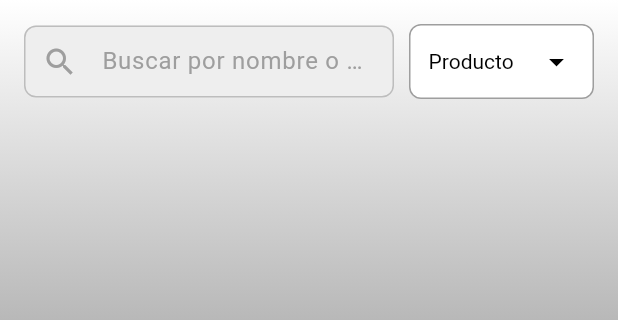
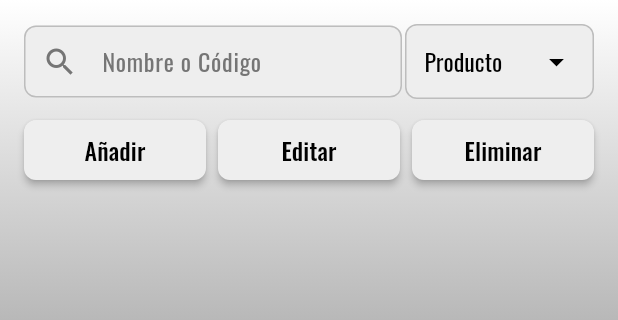
Before and after one commit to RenatoIzq/proyecto_conde_ceramicas, a Flutter app: the InventarioPage screen opened directly, on a phone screen of 412 x 824 dp, the part 84-404 px from its top. Run offline on Flutter 3.47's test engine with Material 3 defaults, Android fonts, the light colour scheme and no system bars; our stand-ins replace google_fonts.

Commit message:
avance desde inventario y reporte

```diff
--- /dev/null
+++ b/lib/components/action_button.dart
@@ -0,0 +1,43 @@
+import 'package:flutter/material.dart';
+import 'package:google_fonts/google_fonts.dart';
+
+class ActionButton extends StatelessWidget {
+  final String text;
+  final VoidCallback onPressed;
+
+  const ActionButton({
+    super.key,
+    required this.text,
+    required this.onPressed,
+    });
+
+  @override
+  Widget build(BuildContext context) {
+    return ElevatedButton(
+      onPressed: onPressed,
+      style: ElevatedButton.styleFrom(
+        backgroundColor: Colors.grey[200],
+        foregroundColor: Colors.black,
+        shape: RoundedRectangleBorder(
+          borderRadius: BorderRadius.circular(8)
+        ),
+        padding: EdgeInsets.symmetric(horizontal: 16, vertical: 8),
+        elevation: 2, //pequeña sombra
+      ),
+      child: Row(
+        mainAxisSize: MainAxisSize.min,
+        children: [
+          Center(
+            child: Text(
+              text,
+              style: GoogleFonts.oswald(
+                fontSize: 16,
+                color: Colors.black
+              ),
+            ),
+          ),
+        ],
+      ),
+    );
+  }
+}
--- a/lib/components/search_filter_bar.dart
+++ b/lib/components/search_filter_bar.dart
@@ -1,4 +1,5 @@
 import 'package:flutter/material.dart';
+import 'package:google_fonts/google_fonts.dart';
 import 'package:proyecto_conde_ceramicas/themes/themes.dart';
 
 class SearchFilterBar extends StatelessWidget {
@@ -40,11 +41,14 @@ class SearchFilterBar extends StatelessWidget {
                 onSearchSubmitted!();
               }
             },
-            style: TextStyle(color: Colors.black, fontSize: 16),
+            style: GoogleFonts.oswald(
+              color: Colors.black,
+              fontSize: 16,
+            ),
             decoration: InputDecoration(
               hintText: searchHintText,
-              hintStyle: TextStyle(color: Colors.grey),
-              prefixIcon: Icon(Icons.search, color: Colors.grey),
+              hintStyle: GoogleFonts.oswald(color: Colors.grey[600]),
+              prefixIcon: Icon(Icons.search, color: Colors.grey[600]),
               filled: true,
               fillColor: Colors.grey[200],
               contentPadding: EdgeInsets.symmetric(vertical: 0, horizontal: 12),
@@ -63,26 +67,26 @@ class SearchFilterBar extends StatelessWidget {
             ),
           ),
         ),
-        SizedBox(width: 10),
+        SizedBox(width: 2),
         Expanded(
           child: Container(
             padding: EdgeInsets.symmetric(horizontal: 12),
             decoration: BoxDecoration(
-              color: Colors.white,
+              color: Colors.grey[200],
               borderRadius: BorderRadius.circular(8),
-              border: Border.all(color: Colors.grey),
+              border: Border.all(color: Colors.grey[400]!),
             ),
             child: DropdownButtonHideUnderline(
               child: DropdownButton<String>(
                 value: selectedFilter,
                 isExpanded: true,
-                dropdownColor: Colors.grey,
-                style: TextStyle(color: Colors.black, fontSize: 14),
+                dropdownColor: Colors.grey[200],
+                style: GoogleFonts.oswald(color: Colors.black, fontSize: 16,),
                 iconEnabledColor: Colors.black,
                 items: filterOptions.map((String option) {
                   return DropdownMenuItem<String>(
                     value: option,
-                    child: Text(option, style: TextStyle(color: Colors.black)),
+                    child: Text(option, style: GoogleFonts.oswald(color: Colors.black)),
                   );
                 }).toList(),
                 onChanged: (String? newValue) {
@@ -92,7 +96,7 @@ class SearchFilterBar extends StatelessWidget {
                 },
               ),
             ),
-          )
+          ),
         ),
       ],
     );
--- a/lib/pages/inventario_page.dart
+++ b/lib/pages/inventario_page.dart
@@ -1,7 +1,6 @@
-import 'dart:math';
-
 import 'package:flutter/material.dart';
 import 'package:google_fonts/google_fonts.dart';
+import 'package:proyecto_conde_ceramicas/components/action_button.dart';
 import 'package:proyecto_conde_ceramicas/components/search_filter_bar.dart';
 import 'package:proyecto_conde_ceramicas/themes/themes.dart';
 
@@ -29,6 +28,22 @@ class _InventarioPageState extends State<InventarioPage> {
   void dispose() {
     searchController.dispose();
     super.dispose();
+  }
+
+  // ---- Funciones de ejemplo para los botones ----
+  void _accionAnadir() {
+    print('Botón Añadir presionado');
+    // Aquí iría la lógica para añadir un nuevo item
+  }
+
+  void _accionEditar() {
+    print('Botón Editar presionado');
+    // Aquí iría la lógica para editar (necesitarías saber qué item está seleccionado)
+  }
+
+  void _accionEliminar() {
+    print('Botón Eliminar presionado');
+    // Aquí iría la lógica para eliminar (necesitarías saber qué item está seleccionado)
   }
 
   @override
@@ -81,7 +96,7 @@ class _InventarioPageState extends State<InventarioPage> {
                   }
                 },
                 searchController: searchController,
-                searchHintText: 'Buscar por nombre o código...',
+                searchHintText: 'Nombre o Código',
                 onSearchChanged: (value) {
                   setState(() {
                     searchTerm = value;
@@ -92,6 +107,40 @@ class _InventarioPageState extends State<InventarioPage> {
                 },
               ),
               const SizedBox(height: 10),
+              Row(
+                mainAxisAlignment: MainAxisAlignment.spaceBetween,
+                children: [
+                  Expanded(
+                    child: ActionButton(
+                      text: 'Añadir',
+                      onPressed: _accionAnadir,
+                    ),
+                  ),
+                  const SizedBox(width: 8),
+                  Expanded(
+                    child: ActionButton(
+                      text: 'Editar',
+                      onPressed: _accionEditar,
+                    ),
+                  ),
+                  const SizedBox(width: 8),
+                  Expanded(
+                    child: ActionButton(
+                      text: 'Eliminar',
+                      onPressed: _accionEliminar,
+                    ),
+                  ),
+                ],
+              ),
+              SizedBox(height: 10),
+              //Expanded(
+              //  child: ListView.builder(
+              //    itemCount: 10,
+              //    itemBuilder: (context, index) {
+              //      return Card(child: ListTile(leading: Container()));
+              //    },
+              //  ),
+              //),
             ],
           ),
         ),
```
Also changed, not shown: lib/components/report_section.dart (added, +50 -0 lines), lib/pages/reporte_page.dart (added, +71 -0 lines).
